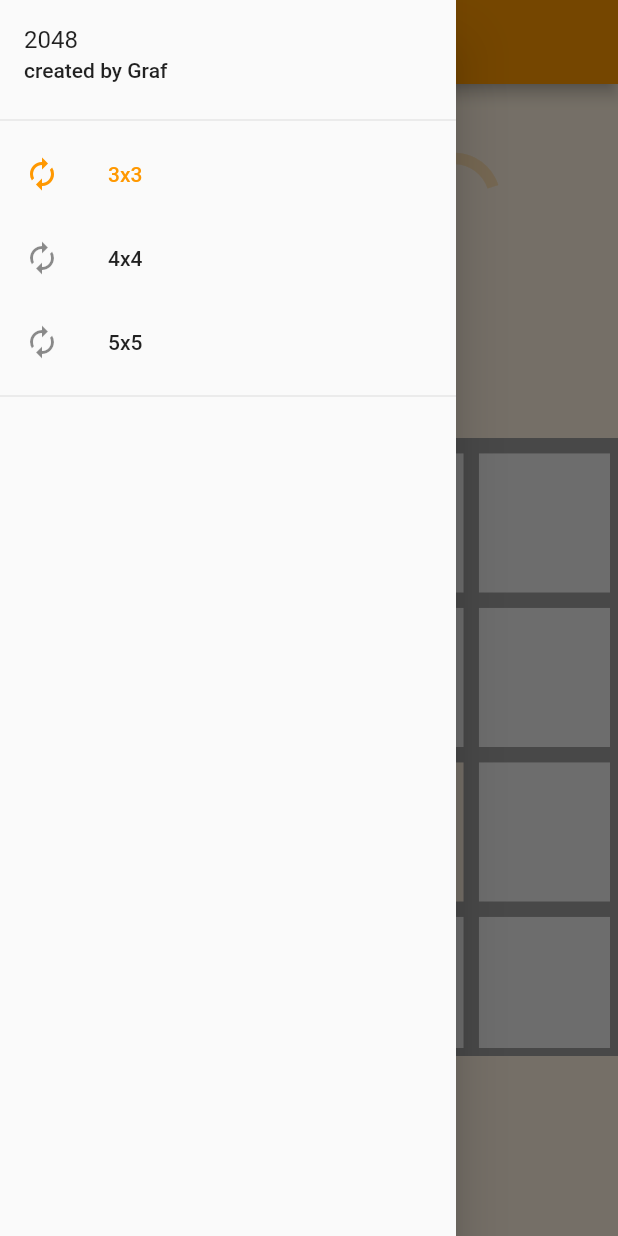
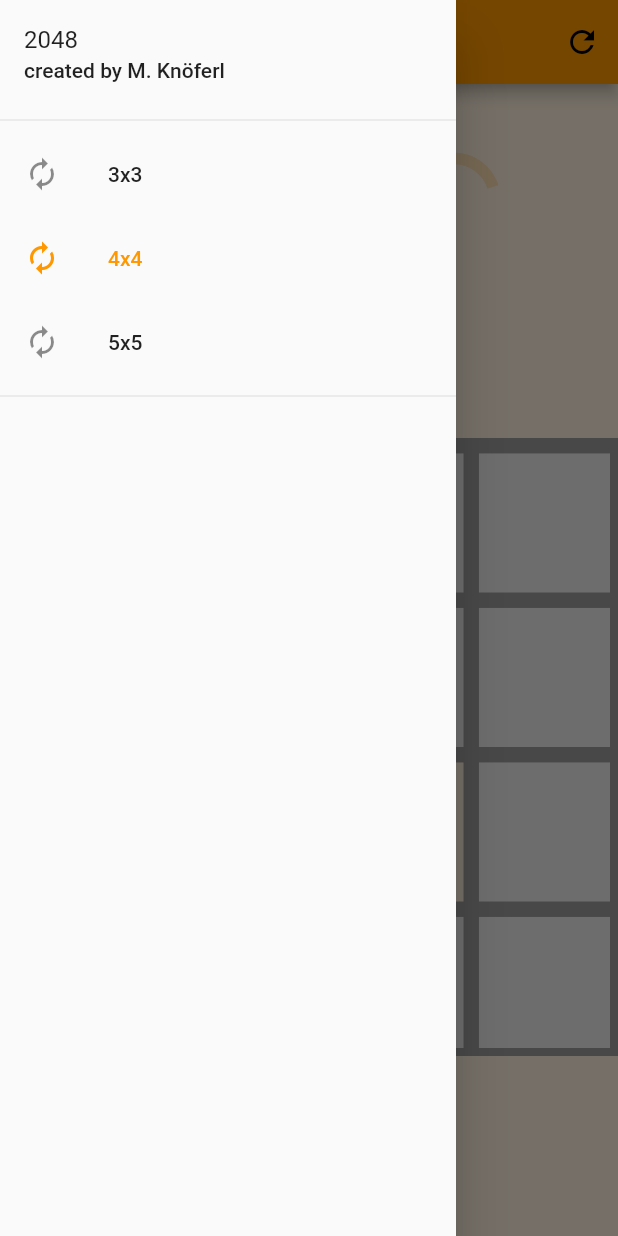
Before and after one commit to knoeferl/2048, a Flutter app: the screen it shows after launch, with the side drawer open, on a phone screen of 412 x 824 dp. Run offline on Flutter 3.47's test engine with Material 2 defaults, Android fonts, the phone set to English and light mode, and no system bars.

Commit message:
added reset button

```diff
--- a/lib/screens/game.dart
+++ b/lib/screens/game.dart
@@ -15,15 +15,14 @@ class _GameState extends State<Game> {
   late bool gameOver;
   late bool _isMoving;
   late Field buttonsList;
+  late int fieldSize;
   double totalWidth = 400;
   int animationTime = 0;
 
   @override
   void initState() {
     super.initState();
-    gameOver = false;
-    _isMoving = false;
-    buttonsList = Field();
+    reset();
   }
 
   @override
@@ -31,10 +30,16 @@ class _GameState extends State<Game> {
     return Scaffold(
       drawer: ListDrawer(newGame: newGame),
       appBar: AppBar(
+          actions: [
+            IconButton(
+              onPressed: () => newGame(size: fieldSize),
+              icon: const Icon(IconData(0xe514, fontFamily: 'MaterialIcons')),
+            ),
+          ],
           title: Row(
-        mainAxisAlignment: MainAxisAlignment.center,
-        children: const <Widget>[Text("2048")],
-      )),
+            mainAxisAlignment: MainAxisAlignment.center,
+            children: const <Widget>[Text("2048")],
+          )),
       body: Container(
         decoration: BoxDecoration(
           color: Colors.orange[50],
@@ -89,7 +94,6 @@ class _GameState extends State<Game> {
               ),
             ),
             Expanded(
-
               child: FittedBox(
                 fit: BoxFit.contain,
                 child: GestureDetector(
@@ -110,8 +114,8 @@ class _GameState extends State<Game> {
                         (tileNum) {
                           var tileWidth = totalWidth / buttonsList.getLength();
                           return AnimatedPositioned(
-                            onEnd: () =>
-                                WidgetsBinding.instance.addPostFrameCallback((_) {
+                            onEnd: () => WidgetsBinding.instance
+                                .addPostFrameCallback((_) {
                               animationTime = 10;
                               setState(() {
                                 for (var row in buttonsList.board) {
@@ -200,10 +204,15 @@ class _GameState extends State<Game> {
 
   void newGame({int size = 4}) {
     setState(() {
-      gameOver = false;
-      _isMoving = false;
-      buttonsList = Field(size: size);
+      reset(size: size);
     });
+  }
+
+  void reset({int size = 4}) {
+    gameOver = false;
+    _isMoving = false;
+    buttonsList = Field(size: size);
+    fieldSize = size;
   }
 
   void moveTiles(Direction direction) {
--- a/lib/widgets/TileBox.dart
+++ b/lib/widgets/TileBox.dart
@@ -97,7 +97,7 @@ class AnimatedTile extends AnimatedWidget {
                                   .flatList()[widget.tileNum]
                                   .value
                                   .toString(),
-                          style: new TextStyle(
+                          style: const TextStyle(
                               color: Colors.black, fontSize: 10.0),
                         ),
                       ),
--- a/lib/widgets/listdrawer.dart
+++ b/lib/widgets/listdrawer.dart
@@ -9,9 +9,8 @@ class ListDrawer extends StatefulWidget {
 }
 
 class _ListDrawerState extends State<ListDrawer> {
-  static final numItems = 3;
-
-  int selectedItem = 0;
+   final numItems = 3;
+  int selectedItem = 1;
 
   @override
   Widget build(BuildContext context) {
@@ -26,7 +25,7 @@ class _ListDrawerState extends State<ListDrawer> {
                 style: textTheme.titleMedium,
               ),
               subtitle: Text(
-                "created by Graf",
+                "created by M. Knöferl",
                 style: textTheme.bodyText1,
               ),
             ),
```
